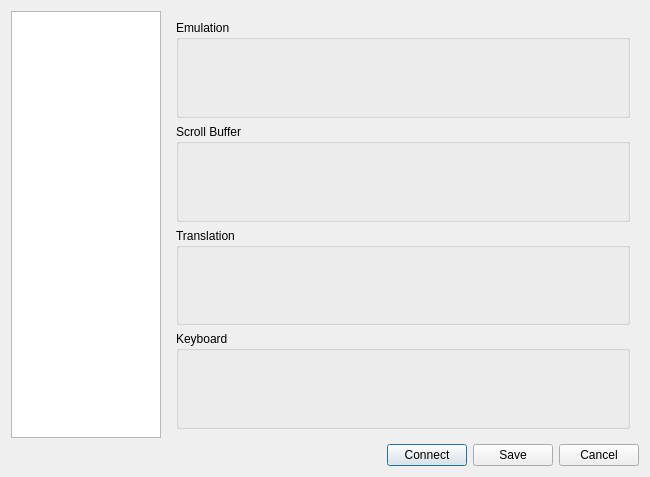
Above: woterm/qwosessionproperty.ui from hongnod/woterm before the change. Below: the same form after it.
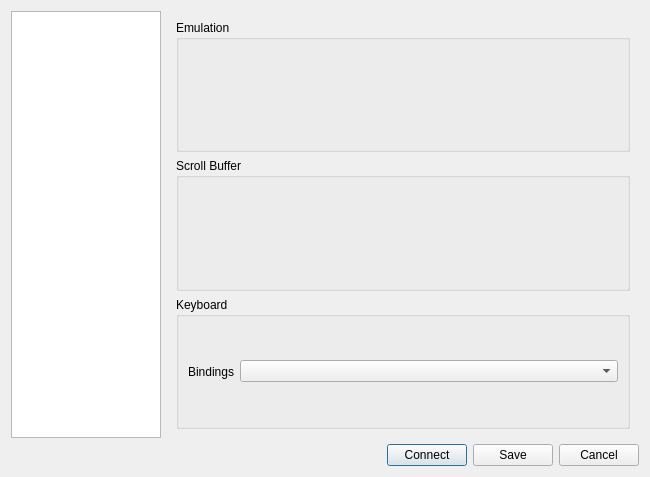
That is the form after the change. The open tabs and pages were chosen to show the change.

Patch:
```diff
--- a/woterm/qwosessionproperty.ui
+++ b/woterm/qwosessionproperty.ui
@@ -506,18 +506,34 @@
              </property>
             </widget>
            </item>
-           <item>
-            <widget class="QGroupBox" name="groupBox_3">
-             <property name="title">
-              <string>Translation</string>
-             </property>
-            </widget>
-           </item>
            <item>
             <widget class="QGroupBox" name="groupBox_4">
              <property name="title">
               <string>Keyboard</string>
              </property>
+             <layout class="QHBoxLayout" name="horizontalLayout_17">
+              <item>
+               <layout class="QHBoxLayout" name="horizontalLayout_16">
+                <item>
+                 <widget class="QLabel" name="label_20">
+                  <property name="text">
+                   <string>Bindings</string>
+                  </property>
+                 </widget>
+                </item>
+                <item>
+                 <widget class="QComboBox" name="comboBox">
+                  <property name="sizePolicy">
+                   <sizepolicy hsizetype="MinimumExpanding" vsizetype="Fixed">
+                    <horstretch>0</horstretch>
+                    <verstretch>0</verstretch>
+                   </sizepolicy>
+                  </property>
+                 </widget>
+                </item>
+               </layout>
+              </item>
+             </layout>
             </widget>
            </item>
           </layout>
```
